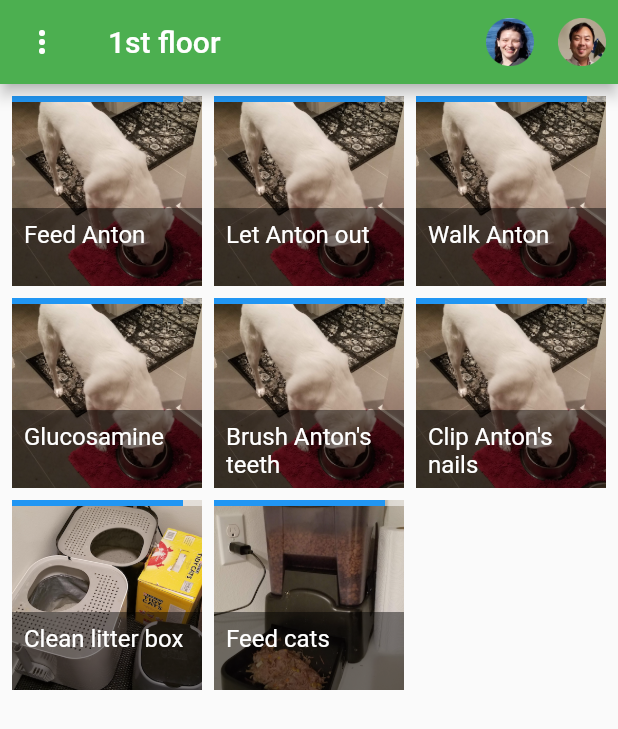
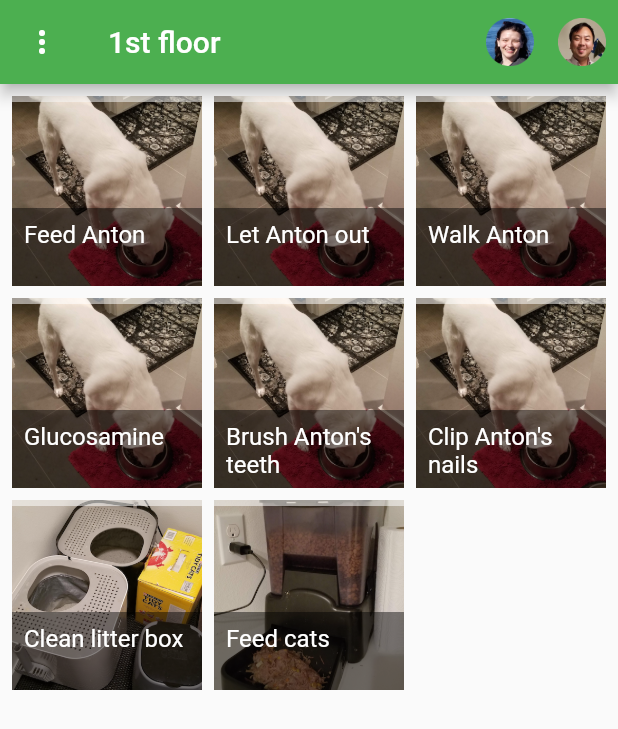
Before and after one commit to dangor/flutter_home_app, a Flutter app: the screen it shows after launch, on a phone screen of 412 x 824 dp. Shown: the top 729 px of the screen. Run offline on Flutter 3.47's test engine with Material 2 defaults, Android fonts, the phone set to English and light mode, and no system bars.

```diff
--- /dev/null
+++ b/lib/item.dart
@@ -0,0 +1,15 @@
+class Item {
+  final ItemConfig config;
+  DateTime lastPressed;
+
+  Item(this.config);
+}
+
+class ItemConfig {
+  final String id;
+  final String name;
+  final String asset;
+  final Duration expectedFrequency;
+
+  ItemConfig(this.id, this.name, this.asset, this.expectedFrequency);
+}
--- a/lib/item_container.dart
+++ b/lib/item_container.dart
@@ -1,17 +1,24 @@
 import 'package:flutter/material.dart';
+import 'item.dart';
 
 class ItemContainer extends StatelessWidget {
-  ItemContainer({this.name, this.asset, this.expired, this.onPressed});
+  ItemContainer({this.item, this.onPressed});
 
-  final String name;
-  final String asset;
-  final bool expired;
+  final Item item;
   final VoidCallback onPressed;
+
+  double _calculateRatio() {
+    if (item.lastPressed == null) {
+      return 0;
+    }
+
+    return DateTime.now().difference(item.lastPressed).inSeconds / item.config.expectedFrequency.inSeconds;
+  }
 
   @override
   Widget build(BuildContext context) {
     return Ink.image(
-      image: AssetImage(asset),
+      image: AssetImage(item.config.asset),
       fit: BoxFit.cover,
       child: InkWell(
         onTap: onPressed,
@@ -23,7 +30,7 @@ class ItemContainer extends StatelessWidget {
               alignment: Alignment.centerRight,
               child: LinearProgressIndicator(
                 backgroundColor: Colors.white54,
-                value: 0.9,
+                value: _calculateRatio(),
               ),
             ),
             Container(
@@ -31,7 +38,7 @@ class ItemContainer extends StatelessWidget {
               height: 52,
               color: Colors.black45,
               child: Text(
-                name,
+                item.config.name,
                 style: Theme.of(context).textTheme.subhead.copyWith(color: Colors.white)
               ),
             )
--- a/lib/main.dart
+++ b/lib/main.dart
@@ -1,5 +1,6 @@
 import 'package:flutter/material.dart';
 import 'item_container.dart';
+import 'item.dart';
 
 void main() => runApp(App());
 
@@ -25,25 +26,19 @@ class ItemPage extends StatefulWidget {
   _ItemPageState createState() => _ItemPageState();
 }
 
-class Item {
-  final String name;
-  final String asset;
-  bool expired = false;
+class _ItemPageState extends State<ItemPage> {
+  static var _itemConfig = [
+    ItemConfig("id0", "Feed Anton", "images/anton_fed.png", Duration(hours: 12)),
+    ItemConfig("id1", "Let Anton out", "images/anton_fed.png", Duration(hours: 8)),
+    ItemConfig("id2", "Walk Anton", "images/anton_fed.png", Duration(days: 1)),
+    ItemConfig("id3", "Glucosamine", "images/anton_fed.png", Duration(days: 1)),
+    ItemConfig("id4", "Brush Anton's teeth", "images/anton_fed.png", Duration(days: 30)),
+    ItemConfig("id5", "Clip Anton's nails", "images/anton_fed.png", Duration(days: 30)),
+    ItemConfig("id6", "Clean litter box", "images/clean_litterbox.png", Duration(hours: 12)),
+    ItemConfig("id7", "Feed cats", "images/feed_cats.png", Duration(hours: 12)),
+  ];
 
-  Item(this.name, this.asset);
-}
-
-class _ItemPageState extends State<ItemPage> {
-  var _items = [
-    Item("Feed Anton", "images/anton_fed.png"),
-    Item("Let Anton out", "images/anton_fed.png"),
-    Item("Walk Anton", "images/anton_fed.png"),
-    Item("Glucosamine", "images/anton_fed.png"),
-    Item("Brush Anton's teeth", "images/anton_fed.png"),
-    Item("Clip Anton's nails", "images/anton_fed.png"),
-    Item("Clean litter box", "images/clean_litterbox.png"),
-    Item("Feed cats", "images/feed_cats.png"),
-  ];
+  var _itemMap = Map.fromIterable(_itemConfig, key: (config) => config.id, value: (config) => Item(config));
 
   var _primaryUserActive = true;
 
@@ -53,11 +48,9 @@ class _ItemPageState extends State<ItemPage> {
     });
   }
 
-  void _setPressed(Item item) {
+  void _setPressed(String id) {
     setState(() {
-      _items.firstWhere((_item) {
-        return _item.name == item.name;
-      }).expired = true;
+      _itemMap[id].lastPressed = DateTime.now();
     });
   }
 
@@ -93,14 +86,10 @@ class _ItemPageState extends State<ItemPage> {
         crossAxisSpacing: 8,
         mainAxisSpacing: 8,
           crossAxisCount: 3,
-          children: _items.map((item) {
+          children: _itemMap.values.map((item) {
             return ItemContainer(
-              name: item.name,
-              asset: item.asset,
-              expired: item.expired,
-              onPressed: () {
-                _setPressed(item);
-              },
+              item: item,
+              onPressed: () => _setPressed(item.config.id),
             );
           }).toList()),
     );
```
